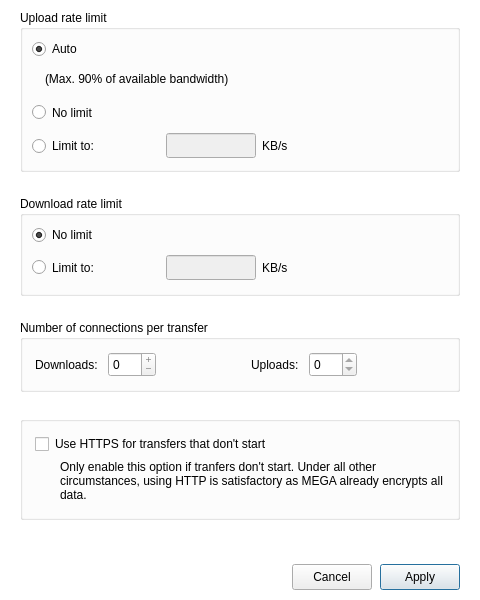
First picture: the form in src/MEGASync/gui/ui/BandwidthSettings.ui, repository meganz/MEGAsync, before the edit.
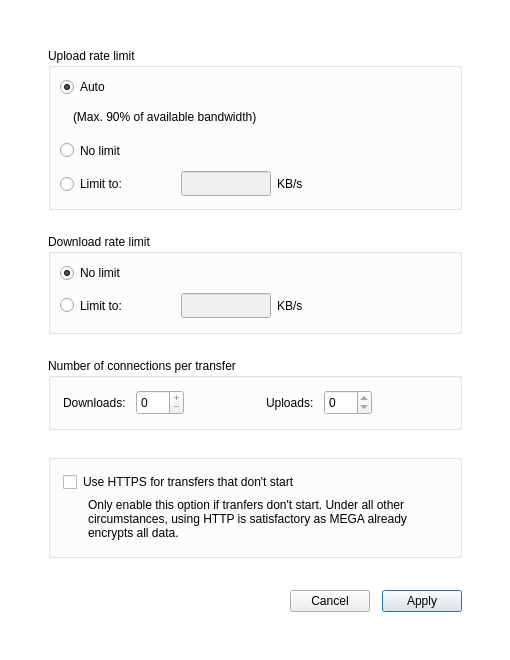
Second picture: the form after the edit.

Commit message: SNC-5992. Convert bandwith dialog to sheet sizes.

Patch:
```diff
--- a/src/MEGASync/gui/ui/BandwidthSettings.ui
+++ b/src/MEGASync/gui/ui/BandwidthSettings.ui
@@ -9,20 +9,20 @@
    <rect>
     <x>0</x>
     <y>0</y>
-    <width>480</width>
-    <height>600</height>
+    <width>510</width>
+    <height>660</height>
    </rect>
   </property>
   <property name="sizePolicy">
-   <sizepolicy hsizetype="Preferred" vsizetype="Maximum">
+   <sizepolicy hsizetype="Preferred" vsizetype="Preferred">
     <horstretch>0</horstretch>
     <verstretch>0</verstretch>
    </sizepolicy>
   </property>
   <property name="minimumSize">
    <size>
-    <width>480</width>
-    <height>600</height>
+    <width>0</width>
+    <height>0</height>
    </size>
   </property>
   <property name="maximumSize">
@@ -46,19 +46,19 @@
   </property>
   <layout class="QVBoxLayout" name="verticalLayout_5">
    <property name="spacing">
-    <number>0</number>
+    <number>24</number>
    </property>
    <property name="leftMargin">
-    <number>20</number>
+    <number>48</number>
    </property>
    <property name="topMargin">
-    <number>10</number>
+    <number>48</number>
    </property>
    <property name="rightMargin">
-    <number>20</number>
+    <number>48</number>
    </property>
    <property name="bottomMargin">
-    <number>10</number>
+    <number>48</number>
    </property>
    <item>
     <layout class="QVBoxLayout" name="verticalLayout_4">
@@ -795,7 +795,7 @@
      </property>
      <layout class="QHBoxLayout" name="buttonBoxLayout">
       <property name="spacing">
-       <number>8</number>
+       <number>12</number>
       </property>
       <property name="leftMargin">
        <number>0</number>
@@ -824,16 +824,22 @@
       </item>
       <item>
        <widget class="QPushButton" name="bCancel">
+        <property name="sizePolicy">
+         <sizepolicy hsizetype="Minimum" vsizetype="Preferred">
+          <horstretch>0</horstretch>
+          <verstretch>0</verstretch>
+         </sizepolicy>
+        </property>
         <property name="minimumSize">
          <size>
           <width>0</width>
-          <height>26</height>
+          <height>0</height>
          </size>
         </property>
         <property name="maximumSize">
          <size>
           <width>16777215</width>
-          <height>26</height>
+          <height>16777215</height>
          </size>
         </property>
         <property name="cursor">
@@ -855,13 +861,13 @@
         <property name="minimumSize">
          <size>
           <width>0</width>
-          <height>26</height>
+          <height>0</height>
          </size>
         </property>
         <property name="maximumSize">
          <size>
           <width>16777215</width>
-          <height>26</height>
+          <height>16777215</height>
          </size>
         </property>
         <property name="cursor">
```
Left out of the diff: 4 changed lines with no effect on the pictures.
